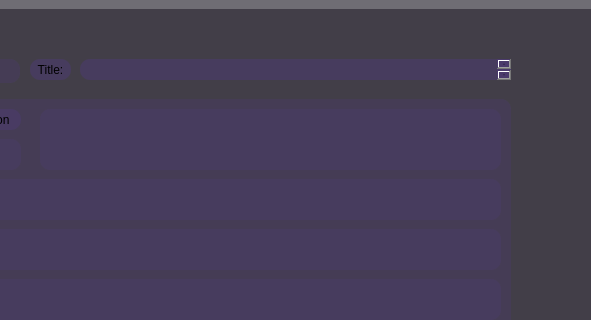
Qt form QuizModule/quizwindow.ui (WSU-4110/MOST) before a commit; both pictures show x 239 to 830 and y 0 to 320 of the 927 by 615 pixel window.
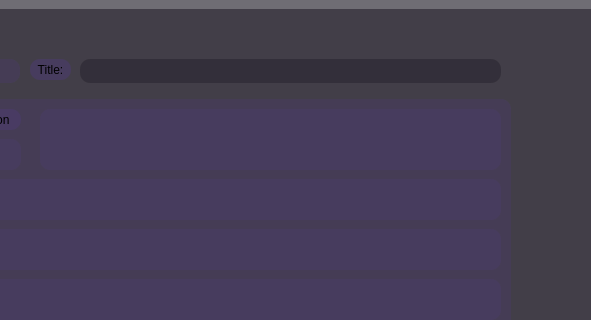
The same form after that commit. Icons and pictures are not drawn.

Commit message: fixed title of set not showing for quiz study/results/review page

The edit to the form file:
```diff
--- a/QuizModule/quizwindow.ui
+++ b/QuizModule/quizwindow.ui
@@ -1356,21 +1356,6 @@
        <string>Menu</string>
       </property>
      </widget>
-     <widget class="QPlainTextEdit" name="plainTextEdit_5">
-      <property name="geometry">
-       <rect>
-        <x>310</x>
-        <y>50</y>
-        <width>431</width>
-        <height>21</height>
-       </rect>
-      </property>
-      <property name="styleSheet">
-       <string notr="true">background-color: rgba(75, 58, 108, 150);
-border-radius: 10px;
-</string>
-      </property>
-     </widget>
      <widget class="QLabel" name="label_8">
       <property name="geometry">
        <rect>
@@ -1668,6 +1653,16 @@
        <string>Previous</string>
       </property>
      </widget>
+     <widget class="QLineEdit" name="lineEditSetTitle_3">
+      <property name="geometry">
+       <rect>
+        <x>310</x>
+        <y>50</y>
+        <width>421</width>
+        <height>24</height>
+       </rect>
+      </property>
+     </widget>
     </widget>
    </widget>
   </widget>
```
Left out of the diff: 36 changed lines with no effect on the pictures. The commit also changes 2 other files.
